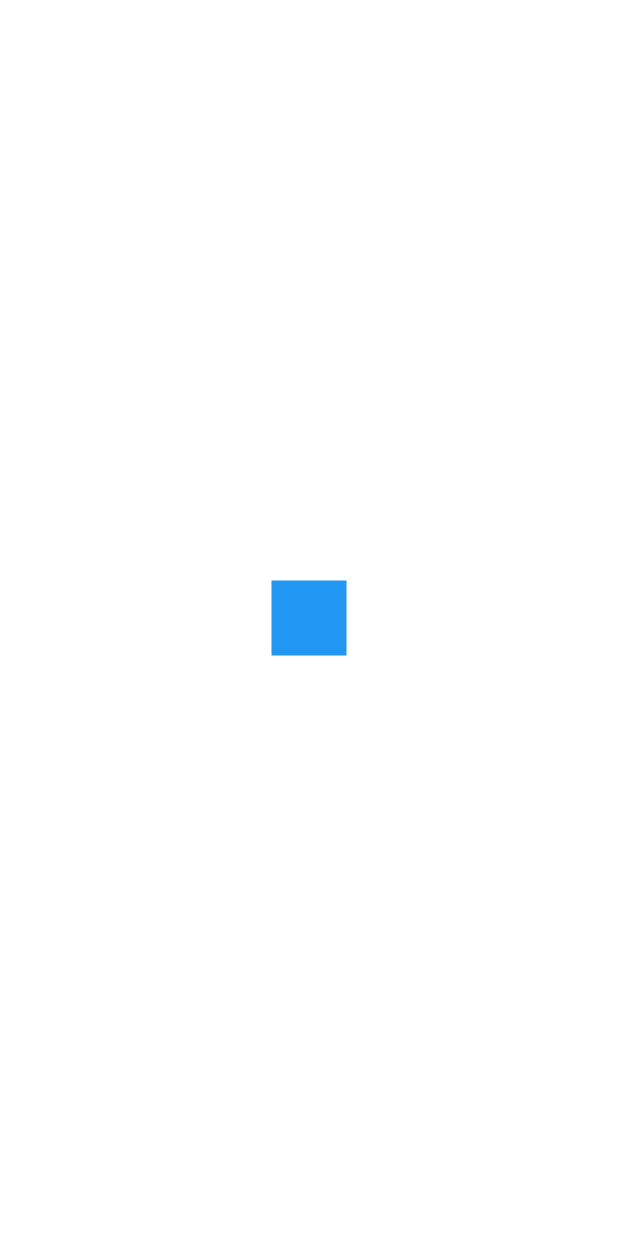
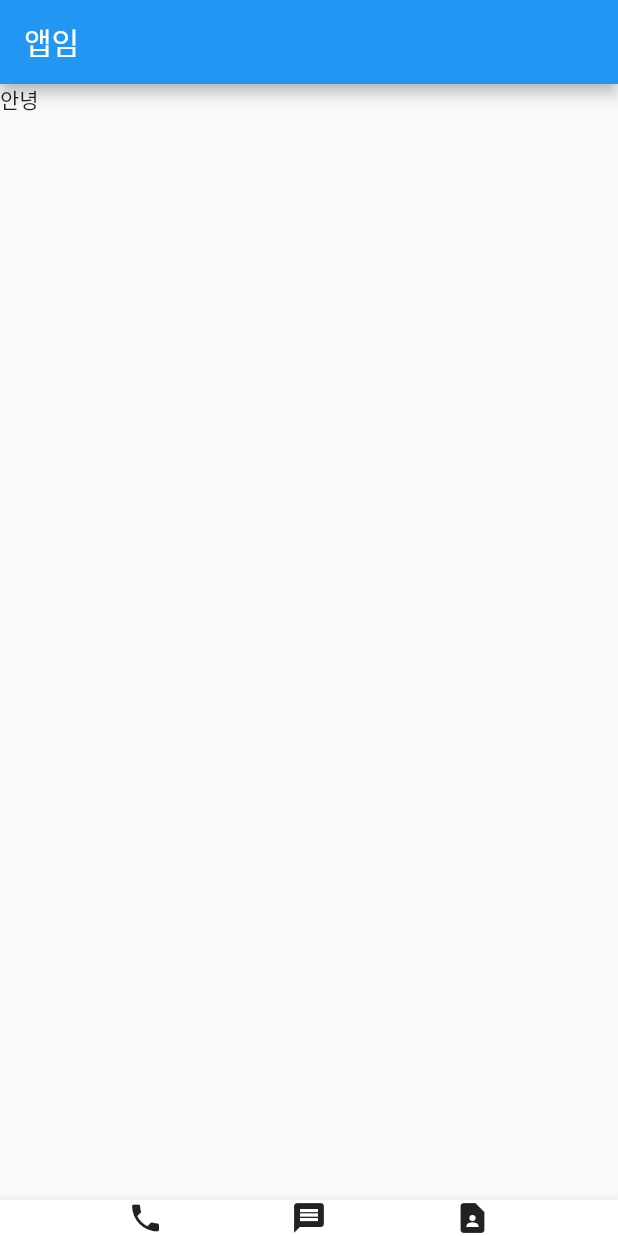
Before and after one commit to bigzero389/contact-flutter, a Flutter app: the screen it shows after launch, on a phone screen of 412 x 824 dp. Run offline on Flutter 3.47's test engine with Material 2 defaults, Android fonts, the light colour scheme and no system bars.

Commit message:
chapter 2 finished

```diff
--- a/analysis_options.yaml
+++ b/analysis_options.yaml
@@ -26,6 +26,7 @@ linter:
     prefer_const_constructors_in_immutables : false
     prefer_const_constructors : false
     avoid_print : false
+    prefer_const_literals_to_create_immutables : false
     # avoid_print: false  # Uncomment to disable the `avoid_print` rule
     # prefer_single_quotes: true  # Uncomment to enable the `prefer_single_quotes` rule
 
--- a/lib/main.dart
+++ b/lib/main.dart
@@ -9,8 +9,35 @@ class MyApp extends StatelessWidget {
   @override
   Widget build(BuildContext context) {
     return MaterialApp(
-      home: Center(
-        child: Container(width: 50, height: 50, color: Colors.blue),
+      // home: Center(
+      //   child: Container(width: 50, height: 50, color: Colors.blue),
+      // )
+      // home: Scaffold(
+      //   body: Row(
+      //     mainAxisAlignment: MainAxisAlignment.center,
+      //     crossAxisAlignment: CrossAxisAlignment.center,
+      //     children: [
+      //       Icon(Icons.star),
+      //       Icon(Icons.star),
+      //       Icon(Icons.star),
+      //     ]
+      //   ),
+      // ),
+      // homework chapter 2
+      home: Scaffold(
+        // appBar: AppBar( title: Row( children: [ Text('앱임') ] ) ),
+        appBar: AppBar( title: Text('앱임') ),
+        body: Text('안녕'),
+        bottomNavigationBar: BottomAppBar(
+          child: Row(
+            mainAxisAlignment: MainAxisAlignment.spaceEvenly,
+            children: [
+              Icon(Icons.phone),
+              Icon(Icons.message),
+              Icon(Icons.contact_page)
+            ],
+          )
+        ),
       )
     );
   }
```
